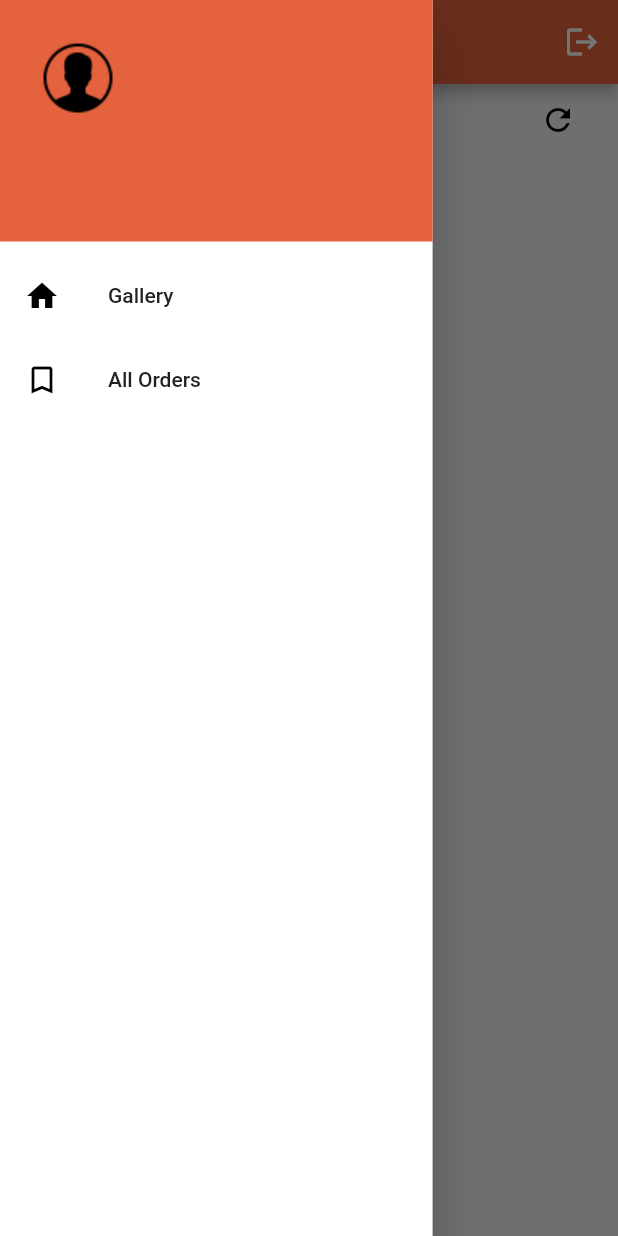
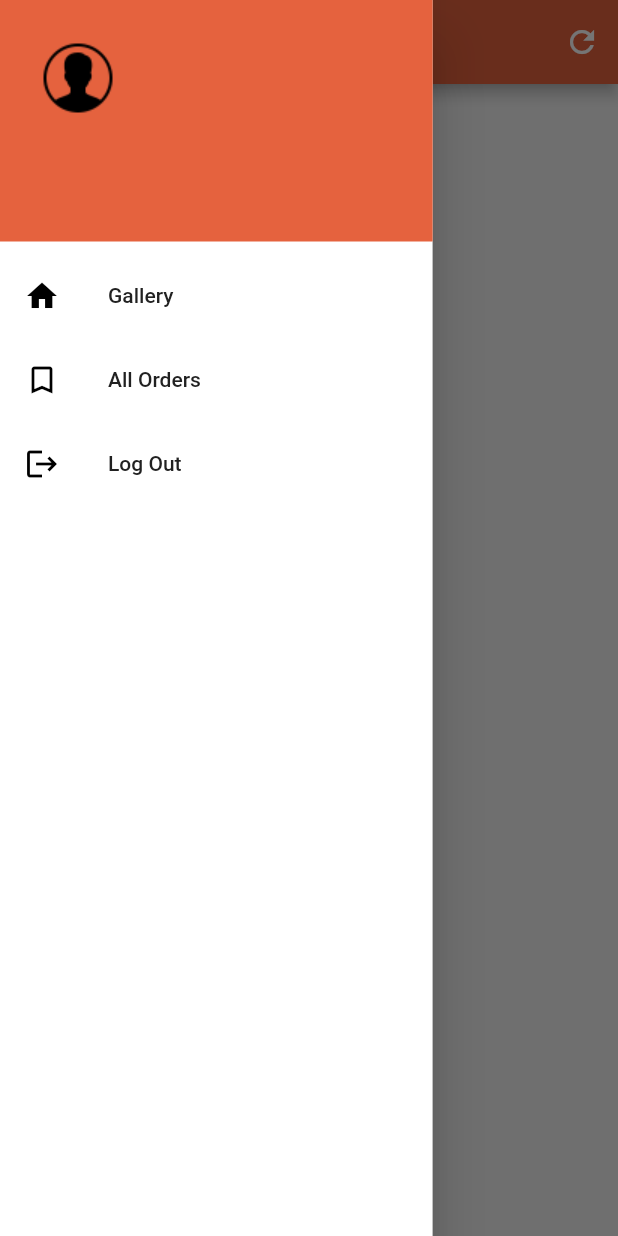
Before and after one commit to 1041harpreet/doabaindianRestaurent, a Flutter app: the AdminHomePage screen opened directly, with the side drawer open, on a phone screen of 412 x 824 dp. Run offline on Flutter 3.47's test engine with Material 2 defaults, Android fonts, the light colour scheme and no system bars; drawn by our look-alikes of auto_size_text; our stand-ins replace auto_animated, awesome_notifications, badges, cached_network_image, carousel_slider, cloud_firestore and 14 more; missing offline and left inert: awesome_notifications_fcm, flutter_paypal, iconify_flutter, mailer, maps_launcher; accounts and stored records are empty.

Commit message:
updated till 30

```diff
--- a/lib/admin/admin_home_page.dart
+++ b/lib/admin/admin_home_page.dart
@@ -38,47 +38,22 @@ class _AdminHomePageState extends ConsumerState<AdminHomePage> {
       child: Scaffold(
           appBar: AppBar(
               backgroundColor: AppConfig.primaryColor,
-              title: header(wsize),
+              title: Text("Your Orders"),
               actions: [
                 IconButton(
-                    onPressed: () {
-                      authprovider.signOut(context);
+                    onPressed: () async{
+                      await orderprovider.getdetail();
+
                     },
-                    icon: const Icon(Icons.logout))
+                    icon: const Icon(Icons.refresh))
               ]),
           drawer: Drawer(
             backgroundColor: Colors.white,
+            width: wsize * .7,
             child: drawer(context,authprovider),
-            width: wsize * .7,
           ),
           backgroundColor: AppConfig.secmainColor,
-          body: SingleChildScrollView(
-            scrollDirection: Axis.vertical,
-            child: Column(
-              children: [
-                Row(
-                  mainAxisAlignment: MainAxisAlignment.spaceBetween,
-                  children: [
-                    const Padding(
-                      padding: EdgeInsets.all(8.0),
-                      child: Text("Your orders",
-                          style:
-                              TextStyle(color: Colors.black, fontSize: 20.0)),
-                    ),
-                    Padding(
-                        padding: const EdgeInsets.only(right: 16.0),
-                        child: IconButton(
-                          onPressed: () async {
-                            await orderprovider.getdetail();
-                          },
-                          icon: const Icon(
-                            Icons.refresh,
-                            color: Colors.black,
-                          ),
-                        ))
-                  ],
-                ),
-                orderprovider.orderloading
+          body: orderprovider.orderloading
               ? const Center(child: CircularProgressIndicator())
               : orderprovider.orderList.isEmpty
                   ? Center(
@@ -88,7 +63,7 @@ class _AdminHomePageState extends ConsumerState<AdminHomePage> {
                   :
               ListView.builder(
               shrinkWrap: true,
-                scrollDirection: Axis.vertical,
+              // scrollDirection: Axis.vertical,
               itemCount: orderprovider.orderList.length,
               itemBuilder: (context, index) {
                 return GestureDetector(
@@ -183,10 +158,6 @@ class _AdminHomePageState extends ConsumerState<AdminHomePage> {
                   ),
                 );
               },
-                ),
-
-              ],
-            ),
               )),
     );
   }
--- a/lib/admin/provider/order_provider.dart
+++ b/lib/admin/provider/order_provider.dart
@@ -14,7 +14,7 @@ class OrderService extends ChangeNotifier{
  List orderList=[];
   getdetail() async {
     changeloading(true);
-    var ref = await FirebaseFirestore.instance.collection('orders').get();
+    var ref = await FirebaseFirestore.instance.collection('orders').orderBy('date',descending: true).limit(10).get();
     orderList=ref.docs.map((e) => AdminOrderItem.fromJson(e.data())).toList();
     try{
 
--- a/lib/admin/widgets/drawer.dart
+++ b/lib/admin/widgets/drawer.dart
@@ -40,6 +40,17 @@ Widget drawer(context,authprovider){
           Navigator.pop(context);
         },
       ),
+      ListTile(
+        leading:  const Icon(
+          Icons.logout,
+          color: Colors.black,
+        ),
+        title:  Text('Log Out',style: AppConfig.blacktext),
+        onTap: () async{
+         await authprovider.signOut(context);
+
+        },
+      ),
     ],
   );
 }
--- a/lib/provider/auth_provider.dart
+++ b/lib/provider/auth_provider.dart
@@ -321,6 +321,7 @@ class AuthService extends ChangeNotifier {
   String role = 'user';
 
   getUserInfo(email) async {
+   // await CartService(email).getBadge();
     try {
       print('getting user info');
       await FirebaseFirestore.instance
--- a/lib/services/mail_services.dart
+++ b/lib/services/mail_services.dart
@@ -18,7 +18,9 @@ class MailService{
       ..subject = 'Order placed $name'
       ..text = 'This is the plain text.\nThis is line 2 of the text part.'
       ..html = "<h1>$name</h1>\n"
-          "<p>Your order payment of $total on ${date}is successfully done</p>\n"
+          "<p>Your order payment of $total on ${date}is successfully done.</p>\n"
+          "<p>Your order payment of $total on ${date}is successfully done.</p>\n"
+
     ;
     try {
       final sendReport = await send(message, smtpServer);
```
Also changed, not shown: lib/provider/cart_provider.dart (+38 -34 lines), lib/screens/navBar/home_page/notification/detail_notification.dart (added, +98 -0 lines), lib/screens/navBar/home_page/notification/main_notiification_page.dart (+9 -1 lines), lib/services/payment/payment_screen.dart (+1 -8 lines), lib/provider/notification_provider.dart (added). Lines whose indentation alone changed are shown as unchanged.
